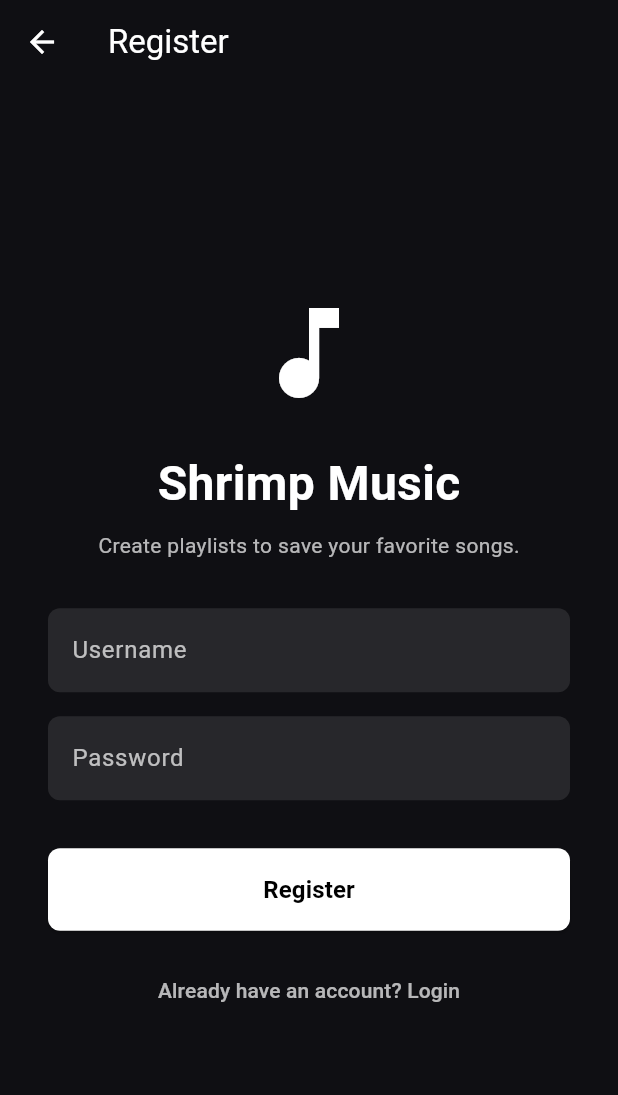
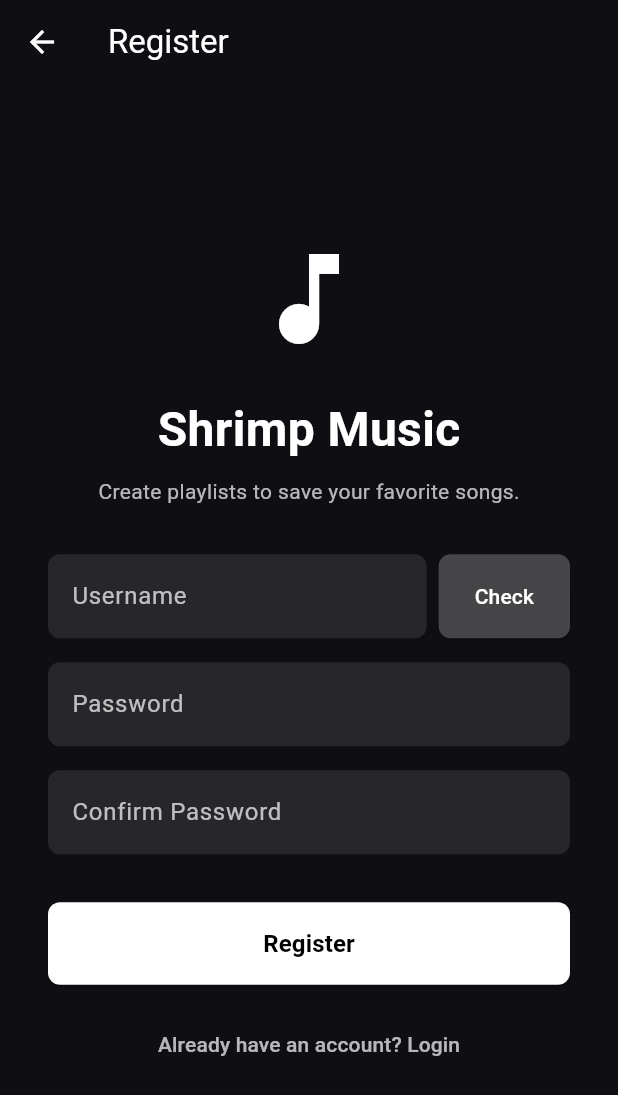
Before and after one commit to bilalshansdy04/shrimp-music-frontend, a Flutter app: the AuthScreen screen opened directly, after a tap on "Don't have an account? Register", on a phone screen of 412 x 824 dp. Shown: the top 1095 px of the screen. Run offline on Flutter 3.47's test engine with Material 3 defaults, Android fonts, the phone set to English and light mode, and no system bars; our stand-ins replace dio, flutter_riverpod, hive_flutter, palette_generator, shared_preferences; missing offline and left inert: media_kit, media_kit_video; accounts and stored records are empty.

Commit message:
feat: add check username validation and confirm password to register

```diff
--- a/lib/providers/auth_provider.dart
+++ b/lib/providers/auth_provider.dart
@@ -50,6 +50,10 @@ class AuthNotifier extends StateNotifier<AuthState> {
     await login(username, password);
   }
 
+  Future<bool> checkUsername(String username) async {
+    return await ref.read(apiServiceProvider).checkUsername(username);
+  }
+
   Future<void> logout() async {
     final prefs = await SharedPreferences.getInstance();
     await prefs.remove("token");
--- a/lib/screens/auth_screen.dart
+++ b/lib/screens/auth_screen.dart
@@ -6,14 +6,49 @@ class AuthScreen extends ConsumerStatefulWidget {
   const AuthScreen({Key? key}) : super(key: key);
 
   @override
-  _AuthScreenState createState() => _AuthScreenState();
+  ConsumerState<AuthScreen> createState() => _AuthScreenState();
 }
 
 class _AuthScreenState extends ConsumerState<AuthScreen> {
   final _usernameController = TextEditingController();
   final _passwordController = TextEditingController();
+  final _confirmPasswordController = TextEditingController();
+
   bool _isLogin = true;
   bool _isLoading = false;
+
+  bool _isUsernameChecked = false;
+  bool _isUsernameAvailable = false;
+  bool _isCheckingUsername = false;
+
+  void _checkUsername() async {
+    final username = _usernameController.text.trim();
+    if (username.isEmpty) return;
+
+    setState(() {
+      _isCheckingUsername = true;
+      _isUsernameChecked = false;
+    });
+
+    try {
+      final exists = await ref.read(authProvider.notifier).checkUsername(username);
+      if (mounted) {
+        setState(() {
+          _isUsernameChecked = true;
+          _isUsernameAvailable = !exists;
+        });
+        if (exists) {
+          ScaffoldMessenger.of(context).showSnackBar(const SnackBar(content: Text("Username already taken")));
+        } else {
+          ScaffoldMessenger.of(context).showSnackBar(const SnackBar(content: Text("Username is available!"), backgroundColor: Colors.green));
+        }
+      }
+    } catch (e) {
+      if (mounted) ScaffoldMessenger.of(context).showSnackBar(SnackBar(content: Text("Error: $e")));
+    } finally {
+      if (mounted) setState(() => _isCheckingUsername = false);
+    }
+  }
 
   void _submit() async {
     final username = _usernameController.text.trim();
@@ -24,6 +59,19 @@ class _AuthScreenState extends ConsumerState<AuthScreen> {
       return;
     }
 
+    if (!_isLogin) {
+      final confirmPassword = _confirmPasswordController.text.trim();
+      if (password != confirmPassword) {
+        ScaffoldMessenger.of(context).showSnackBar(const SnackBar(content: Text("Passwords do not match")));
+        return;
+      }
+
+      if (!_isUsernameChecked || !_isUsernameAvailable) {
+        ScaffoldMessenger.of(context).showSnackBar(const SnackBar(content: Text("Please check username availability first")));
+        return;
+      }
+    }
+
     setState(() => _isLoading = true);
 
     try {
@@ -32,9 +80,9 @@ class _AuthScreenState extends ConsumerState<AuthScreen> {
       } else {
         await ref.read(authProvider.notifier).register(username, password);
       }
-      if (mounted) Navigator.of(context).pop(); // Go back to previous screen
+      if (mounted) Navigator.of(context).pop();
     } catch (e) {
-      if (mounted) ScaffoldMessenger.of(context).showSnackBar(SnackBar(content: Text("Error: ${e.toString()}")));
+      if (mounted) ScaffoldMessenger.of(context).showSnackBar(SnackBar(content: Text("Error: $e")));
     } finally {
       if (mounted) setState(() => _isLoading = false);
     }
@@ -65,18 +113,56 @@ class _AuthScreenState extends ConsumerState<AuthScreen> {
                 style: TextStyle(color: Colors.white70),
               ),
               const SizedBox(height: 32),
-              TextField(
+
+              Row(
+                crossAxisAlignment: CrossAxisAlignment.start,
+                children: [
+                  Expanded(
+                    child: TextField(
                       controller: _usernameController,
                       style: const TextStyle(color: Colors.white),
+                      onChanged: (val) {
+                        if (!_isLogin && _isUsernameChecked) {
+                          setState(() {
+                            _isUsernameChecked = false;
+                            _isUsernameAvailable = false;
+                          });
+                        }
+                      },
                       decoration: InputDecoration(
                         labelText: "Username",
                         labelStyle: const TextStyle(color: Colors.white70),
                         filled: true,
                         fillColor: Colors.white10,
                         border: OutlineInputBorder(borderRadius: BorderRadius.circular(8), borderSide: BorderSide.none),
+                        suffixIcon: (!_isLogin && _isUsernameChecked)
+                            ? Icon(_isUsernameAvailable ? Icons.check_circle : Icons.error,
+                                   color: _isUsernameAvailable ? Colors.green : Colors.red)
+                            : null,
                       ),
                     ),
+                  ),
+                  if (!_isLogin) ...[
+                    const SizedBox(width: 8),
+                    SizedBox(
+                      height: 56,
+                      child: ElevatedButton(
+                        onPressed: _isCheckingUsername ? null : _checkUsername,
+                        style: ElevatedButton.styleFrom(
+                          backgroundColor: Colors.white24,
+                          foregroundColor: Colors.white,
+                          shape: RoundedRectangleBorder(borderRadius: BorderRadius.circular(8)),
+                        ),
+                        child: _isCheckingUsername
+                            ? const SizedBox(width: 20, height: 20, child: CircularProgressIndicator(color: Colors.white, strokeWidth: 2))
+                            : const Text("Check"),
+                      ),
+                    )
+                  ]
+                ],
+              ),
               const SizedBox(height: 16),
+
               TextField(
                 controller: _passwordController,
                 obscureText: true,
@@ -89,7 +175,25 @@ class _AuthScreenState extends ConsumerState<AuthScreen> {
                   border: OutlineInputBorder(borderRadius: BorderRadius.circular(8), borderSide: BorderSide.none),
                 ),
               ),
+
+              if (!_isLogin) ...[
+                const SizedBox(height: 16),
+                TextField(
+                  controller: _confirmPasswordController,
+                  obscureText: true,
+                  style: const TextStyle(color: Colors.white),
+                  decoration: InputDecoration(
+                    labelText: "Confirm Password",
+                    labelStyle: const TextStyle(color: Colors.white70),
+                    filled: true,
+                    fillColor: Colors.white10,
+                    border: OutlineInputBorder(borderRadius: BorderRadius.circular(8), borderSide: BorderSide.none),
+                  ),
+                ),
+              ],
+
               const SizedBox(height: 32),
+
               if (_isLoading)
                 const CircularProgressIndicator(color: Colors.white)
               else
@@ -107,10 +211,15 @@ class _AuthScreenState extends ConsumerState<AuthScreen> {
                   ),
                 ),
               const SizedBox(height: 16),
+
               TextButton(
                 onPressed: () {
                   setState(() {
                     _isLogin = !_isLogin;
+                    _usernameController.clear();
+                    _passwordController.clear();
+                    _confirmPasswordController.clear();
+                    _isUsernameChecked = false;
                   });
                 },
                 child: Text(
--- a/lib/services/api_service.dart
+++ b/lib/services/api_service.dart
@@ -45,6 +45,16 @@ class ApiService {
     if (response.statusCode != 201) {
       throw Exception('Failed to register');
     }
+  }
+
+  Future<bool> checkUsername(String username) async {
+    final response = await Dio().post('$authUrl/check-username', data: {
+      'email': username,
+    });
+    if (response.statusCode == 200) {
+      return response.data['exists'] as bool;
+    }
+    throw Exception('Failed to check username');
   }
 
   Future<UniversalSearchData> searchSongs(String query) async {
```
Lines whose indentation alone changed are shown as unchanged.
